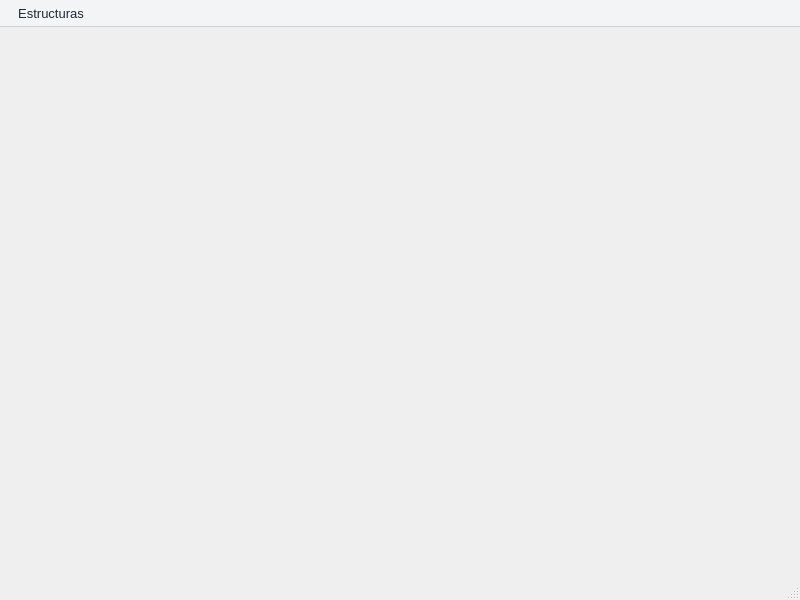
Before: the Qt Designer form ui/menu.ui in jonathanvillalobos/estructuraDatos, drawn with Qt 5.
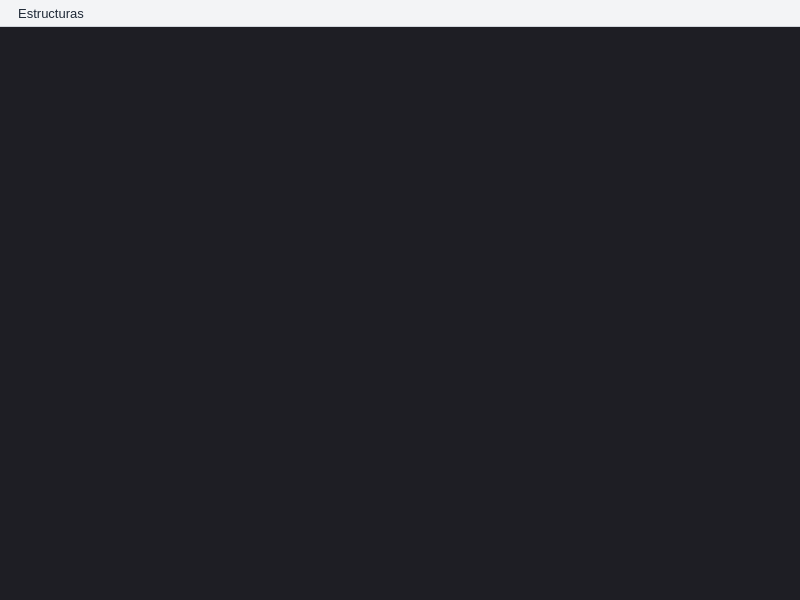
After: the same form once the commit is applied.

```diff
--- a/ui/menu.ui
+++ b/ui/menu.ui
@@ -14,94 +14,63 @@
    <string>MainWindow</string>
   </property>
   <property name="styleSheet">
-   <string notr="true">/* ==========================================================================
-   1. LINE EDIT (QLineEdit)
-   ========================================================================== */
+   <string notr="true">
+QWidget {
+    background-color: #1e1e24;
+    color: #e0e0e0;
+    font-family: "Segoe UI", "Arial", sans-serif;
+}
 QLineEdit {
-    background-color: #ffffff;
-    border: 1px solid #d1d5db;
-    border-radius: 6px;
-    padding: 6px 10px;
-    color: #1f2937;
-    font-size: 13px;
-    selection-background-color: #3b82f6;
+    background-color: #33333c;
+    color: #ffffff;
+    border: 1px solid #4a4a54;
+    border-radius: 5px;
+    padding: 5px 8px;
 }
-
 QLineEdit:focus {
     border: 2px solid #3b82f6;
     background-color: #ffffff;
 }
-
-QLineEdit:disabled {
-    background-color: #f3f4f6;
-    color: #9ca3af;
-    border: 1px solid #e5e7eb;
-}
-
-/* ==========================================================================
-   2. PUSH BUTTON (QPushButton)
-   ========================================================================== */
 QPushButton {
-    background-color: #3b82f6;
+    background-color: #3a3a45;
     color: #ffffff;
-    border: none;
-    border-radius: 6px;
-    padding: 8px 16px;
-    font-size: 13px;
+    border: 1px solid #4f4f5d;
+    border-radius: 5px;
+    padding: 6px 12px;
     font-weight: bold;
 }
-
 QPushButton:hover {
     background-color: #2563eb;
 }
-
-QPushButton:pressed {
-    background-color: #1d4ed8;
-    padding-left: 18px;
-    padding-top: 9px;
-}
-
-QPushButton:disabled {
-    background-color: #bdc3c7;
-    color: #7f8c8d;
-}
-
-/* ==========================================================================
-   3. MENU BAR Y MENÚS DESPLEGABLES (QMenuBar y QMenu)
-   ========================================================================== */
 QMenuBar {
     background-color: #f3f4f6;
     border-bottom: 1px solid #d1d5db;
     color: #1f2937;
     font-size: 13px;
 }
-
 QMenuBar::item {
     background-color: transparent;
     padding: 6px 12px;
     border-radius: 4px;
 }
-
 QMenuBar::item:selected {
     background-color: #e5e7eb;
     color: #000000;
 }
-
 QMenu {
     background-color: #ffffff;
     border: 1px solid #d1d5db;
     padding: 5px 0px;
 }
-
 QMenu::item {
     padding: 6px 25px 6px 20px;
     color: #1f2937;
 }
-
 QMenu::item:selected {
     background-color: #3b82f6;
     color: #ffffff;
-}</string>
+}
+   </string>
   </property>
   <widget class="QWidget" name="centralwidget"/>
   <widget class="QMenuBar" name="menubar">
```
Left out of the diff: 45 changed lines with no effect on the pictures.
